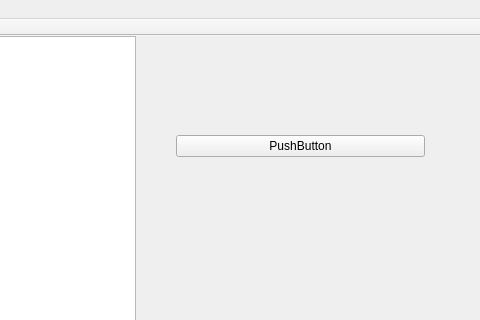
Old version of the form mainwindow.ui in the repository lomsansnom/IHM_OFELI; both pictures show x 225 to 705 and y 0 to 320 of the 705 by 511 pixel window.
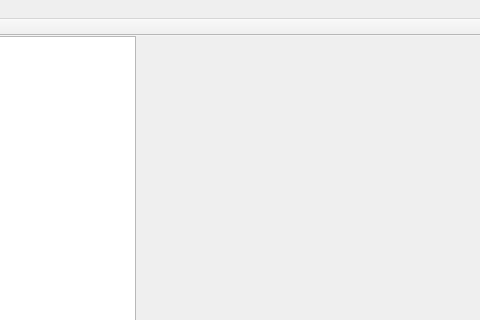
New version of the form.

```diff
--- a/mainwindow.ui
+++ b/mainwindow.ui
@@ -27,21 +27,13 @@
    <widget class="QWidget" name="verticalLayoutWidget">
     <property name="geometry">
      <rect>
-      <x>390</x>
-      <y>20</y>
-      <width>271</width>
-      <height>181</height>
+      <x>360</x>
+      <y>0</y>
+      <width>341</width>
+      <height>451</height>
      </rect>
     </property>
-    <layout class="QVBoxLayout" name="verticalLayout_2">
-     <item>
-      <widget class="QPushButton" name="pushButton">
-       <property name="text">
-        <string>PushButton</string>
-       </property>
-      </widget>
-     </item>
-    </layout>
+    <layout class="QVBoxLayout" name="verticalLayout"/>
    </widget>
   </widget>
   <widget class="QMenuBar" name="menuBar">
```
